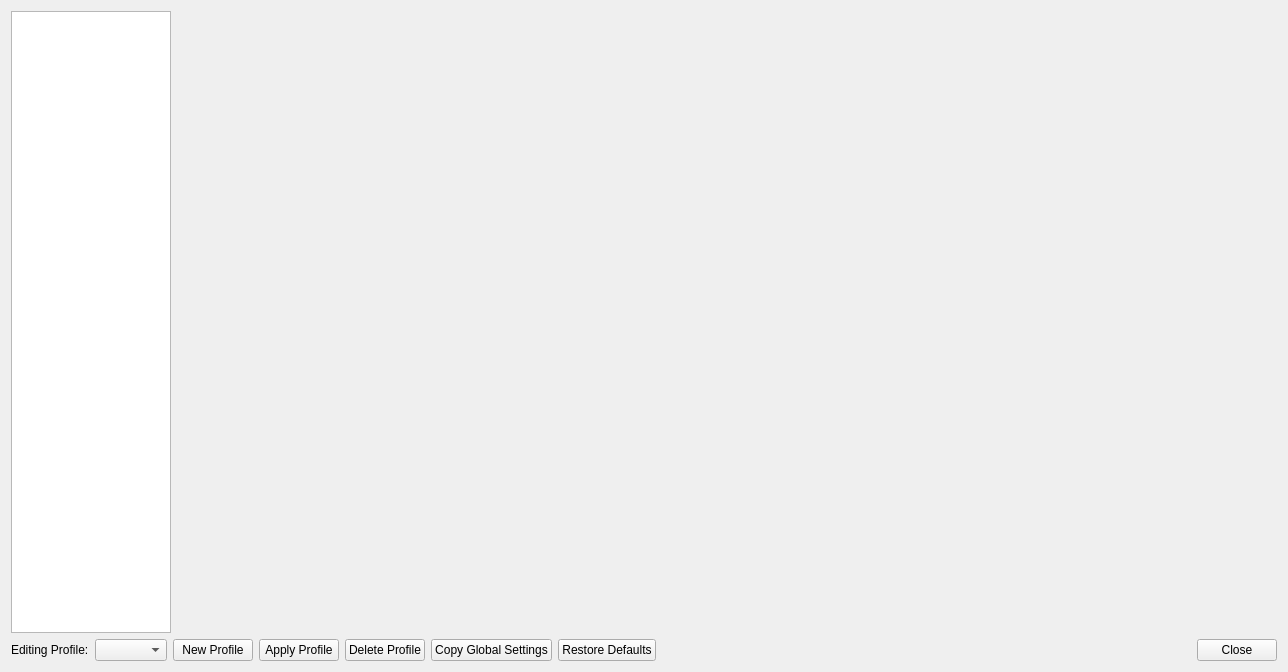
Old version of the form src/duckstation-qt/controllersettingswindow.ui in the repository kofxi3584karlayang/duckstation.
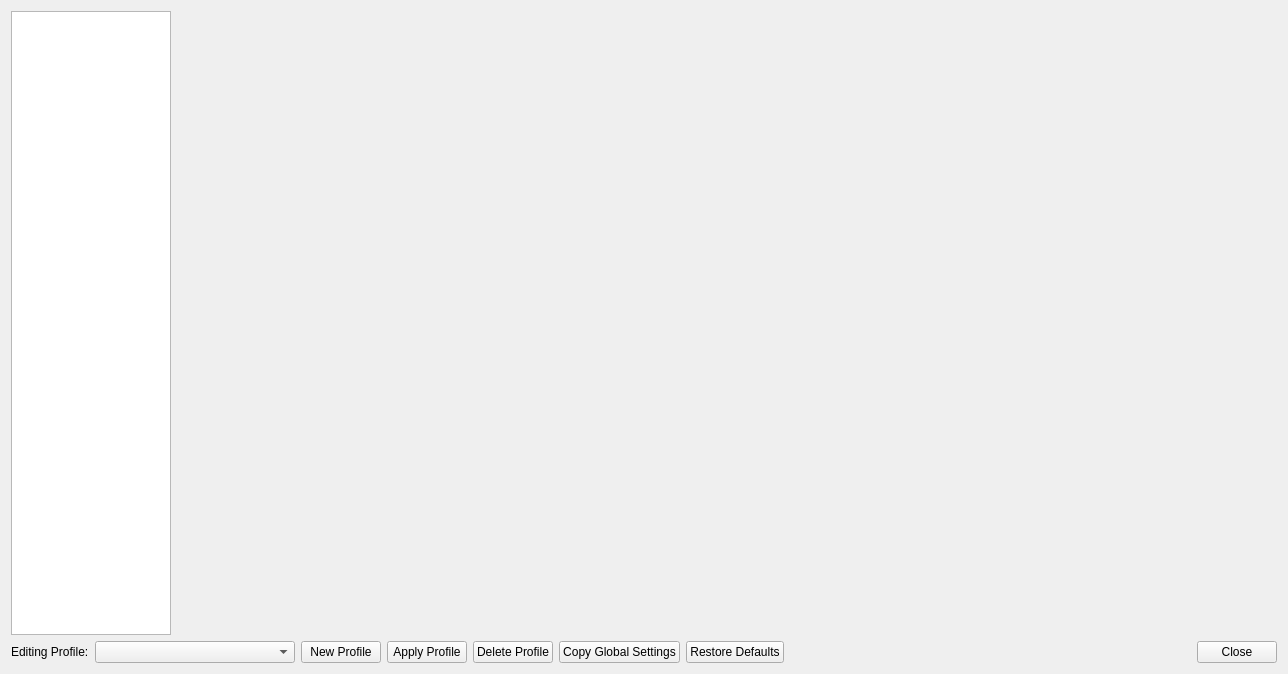
New version of the form. Icons and pictures are not drawn.

Commit message: Qt: Expand Controller Profile Dropdown Width

```diff
--- a/src/duckstation-qt/controllersettingswindow.ui
+++ b/src/duckstation-qt/controllersettingswindow.ui
@@ -7,7 +7,7 @@
     <x>0</x>
     <y>0</y>
     <width>1284</width>
-    <height>672</height>
+    <height>674</height>
    </rect>
   </property>
   <property name="sizePolicy">
@@ -74,7 +74,14 @@
         </widget>
        </item>
        <item>
-        <widget class="QComboBox" name="currentProfile"/>
+        <widget class="QComboBox" name="currentProfile">
+         <property name="minimumSize">
+          <size>
+           <width>200</width>
+           <height>0</height>
+          </size>
+         </property>
+        </widget>
        </item>
        <item>
         <widget class="QPushButton" name="newProfile">
```
Left out of the diff: 2 changed lines with no effect on the pictures.
